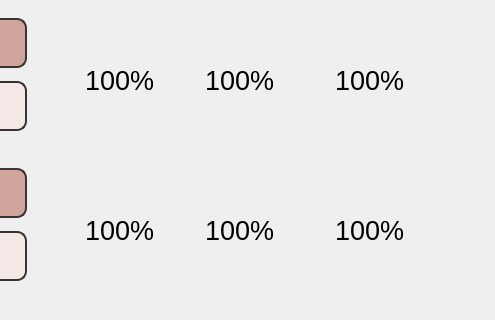
MarianoDel/pyqt5, file stretcher_v_3_0/stretcher_pwr_ctrl_dlg.ui: the form before one commit; both pictures show x 305 to 800 and y 180 to 500 of the 800 by 500 pixel window.
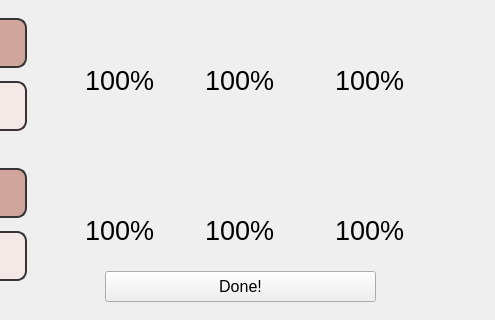
The form after the commit. Icons and pictures are not drawn.

Patch:
```diff
--- a/stretcher_v_3_0/stretcher_pwr_ctrl_dlg.ui
+++ b/stretcher_v_3_0/stretcher_pwr_ctrl_dlg.ui
@@ -583,6 +583,24 @@
     <string>100%</string>
    </property>
   </widget>
+  <widget class="QPushButton" name="doneButton">
+   <property name="geometry">
+    <rect>
+     <x>410</x>
+     <y>451</y>
+     <width>271</width>
+     <height>31</height>
+    </rect>
+   </property>
+   <property name="font">
+    <font>
+     <pointsize>12</pointsize>
+    </font>
+   </property>
+   <property name="text">
+    <string>Done!</string>
+   </property>
+  </widget>
  </widget>
  <resources>
   <include location="stretcher3_res.qrc"/>
```
Left out of the diff: 4 changed lines with no effect on the pictures.
